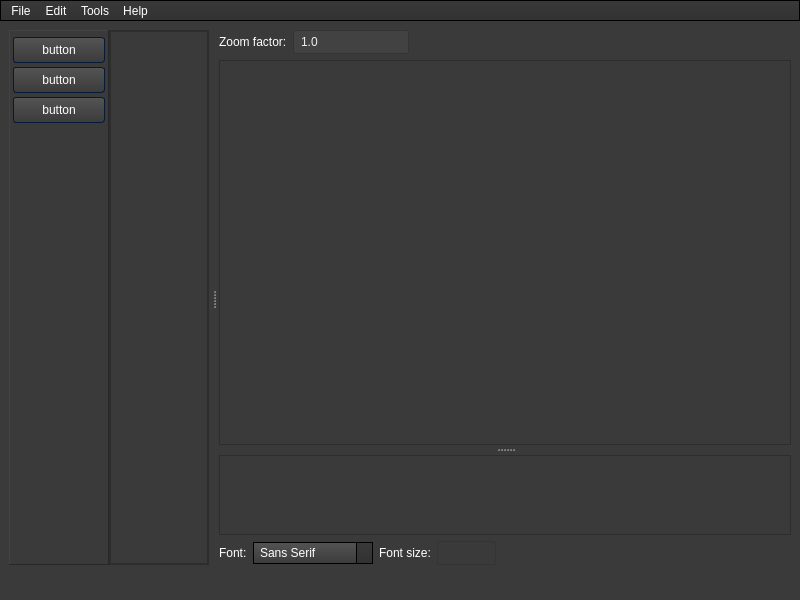
Above: forms/mainwindow.ui from WTS012201/Text-Extraction-Tool before the change. Below: the same form after it.
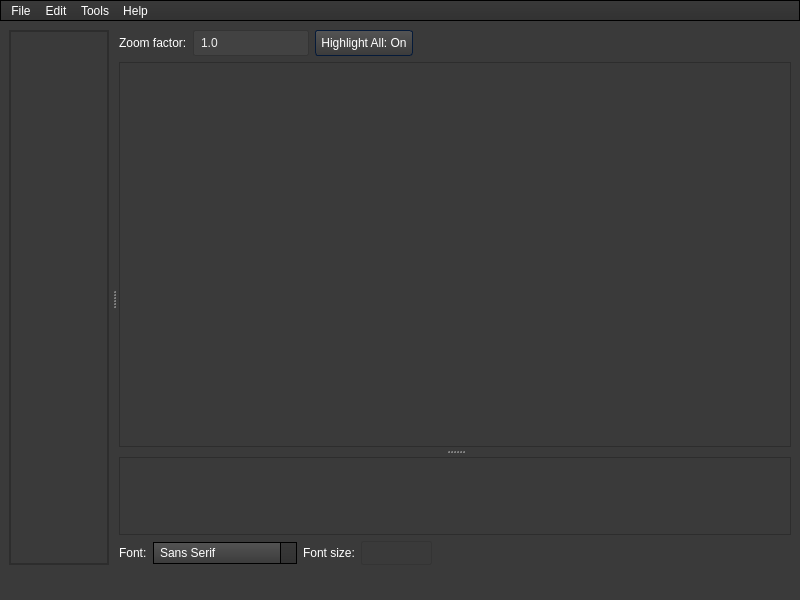
That is the form after the change. Icons and pictures are not drawn.

```diff
--- a/forms/mainwindow.ui
+++ b/forms/mainwindow.ui
@@ -982,123 +982,13 @@
   <widget class="QWidget" name="centralwidget">
    <layout class="QVBoxLayout" name="verticalLayout_22">
     <item>
-     <layout class="QHBoxLayout" name="Content" stretch="0,0">
+     <layout class="QHBoxLayout" name="Content" stretch="0">
       <property name="spacing">
        <number>0</number>
       </property>
       <property name="bottomMargin">
        <number>4</number>
       </property>
-      <item>
-       <widget class="QFrame" name="SideBar">
-        <property name="sizePolicy">
-         <sizepolicy hsizetype="Preferred" vsizetype="Preferred">
-          <horstretch>0</horstretch>
-          <verstretch>0</verstretch>
-         </sizepolicy>
-        </property>
-        <property name="maximumSize">
-         <size>
-          <width>100</width>
-          <height>16777215</height>
-         </size>
-        </property>
-        <property name="styleSheet">
-         <string notr="true"/>
-        </property>
-        <property name="frameShape">
-         <enum>QFrame::Panel</enum>
-        </property>
-        <property name="frameShadow">
-         <enum>QFrame::Raised</enum>
-        </property>
-        <layout class="QVBoxLayout" name="verticalLayout_3" stretch="0">
-         <property name="spacing">
-          <number>4</number>
-         </property>
-         <property name="leftMargin">
-          <number>0</number>
-         </property>
-         <property name="topMargin">
-          <number>0</number>
-         </property>
-         <property name="rightMargin">
-          <number>0</number>
-         </property>
-         <property name="bottomMargin">
-          <number>0</number>
-         </property>
-         <item>
-          <layout class="QVBoxLayout" name="SideBarContent_4">
-           <property name="leftMargin">
-            <number>3</number>
-           </property>
-           <property name="topMargin">
-            <number>6</number>
-           </property>
-           <property name="rightMargin">
-            <number>3</number>
-           </property>
-           <property name="bottomMargin">
-            <number>6</number>
-           </property>
-           <item>
-            <widget class="QPushButton" name="pushButton">
-             <property name="minimumSize">
-              <size>
-               <width>92</width>
-               <height>0</height>
-              </size>
-             </property>
-             <property name="text">
-              <string>button</string>
-             </property>
-            </widget>
-           </item>
-           <item>
-            <widget class="QPushButton" name="pushButton_3">
-             <property name="minimumSize">
-              <size>
-               <width>92</width>
-               <height>0</height>
-              </size>
-             </property>
-             <property name="text">
-              <string>button</string>
-             </property>
-            </widget>
-           </item>
-           <item>
-            <widget class="QPushButton" name="pushButton_2">
-             <property name="minimumSize">
-              <size>
-               <width>92</width>
-               <height>0</height>
-              </size>
-             </property>
-             <property name="text">
-              <string>button</string>
-             </property>
-            </widget>
-           </item>
-           <item>
-            <spacer name="verticalSpacer">
-             <property name="orientation">
-              <enum>Qt::Vertical</enum>
-             </property>
-             <property name="sizeHint" stdset="0">
-              <size>
-               <width>20</width>
-               <height>40</height>
-              </size>
-             </property>
-            </spacer>
-           </item>
-          </layout>
-         </item>
-        </layout>
-       </widget>
-      </item>
       <item>
        <layout class="QHBoxLayout" name="MainContent" stretch="0">
         <item>
@@ -1154,7 +1044,7 @@
                 <rect>
                  <x>0</x>
                  <y>0</y>
-                 <width>97</width>
+                 <width>96</width>
                  <height>525</height>
                 </rect>
                </property>
@@ -1239,6 +1129,19 @@
                         </property>
                        </widget>
                       </item>
+                      <item>
+                       <widget class="QPushButton" name="highlightAll">
+                        <property name="minimumSize">
+                         <size>
+                          <width>92</width>
+                          <height>0</height>
+                         </size>
+                        </property>
+                        <property name="text">
+                         <string>Highlight All: On</string>
+                        </property>
+                       </widget>
+                      </item>
                       <item>
                        <spacer name="horizontalSpacer">
                         <property name="orientation">
@@ -1264,8 +1167,8 @@
                         <rect>
                          <x>0</x>
                          <y>0</y>
-                         <width>525</width>
-                         <height>351</height>
+                         <width>626</width>
+                         <height>349</height>
                         </rect>
                        </property>
                        <layout class="QVBoxLayout" name="verticalLayout_5">
```
